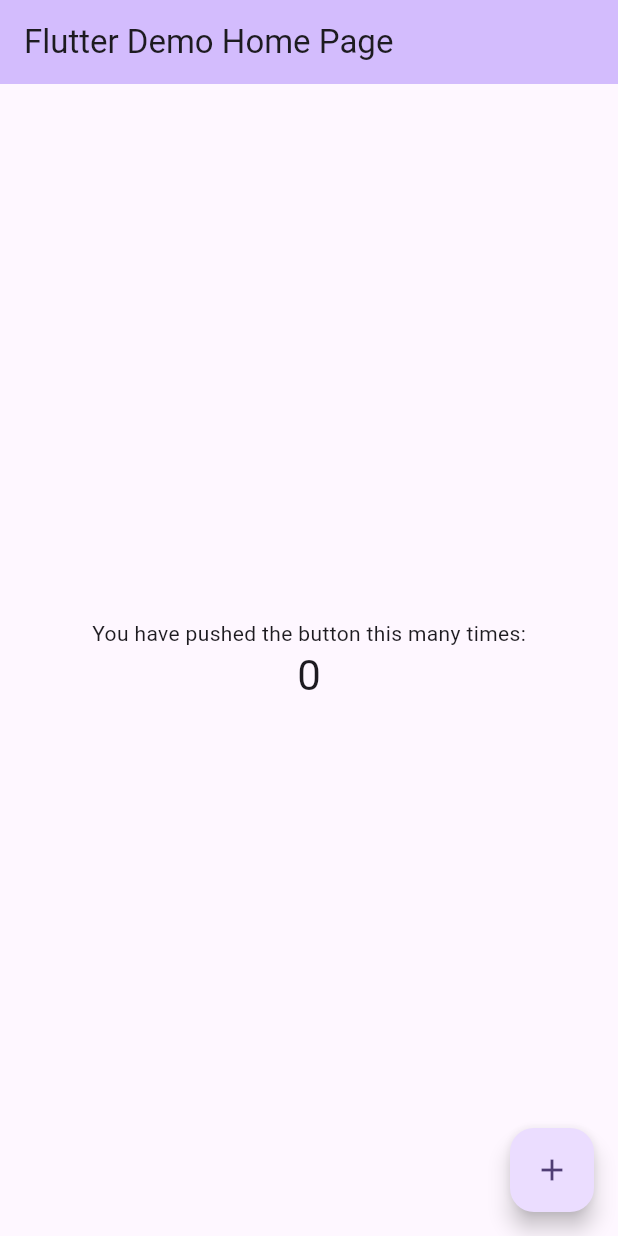
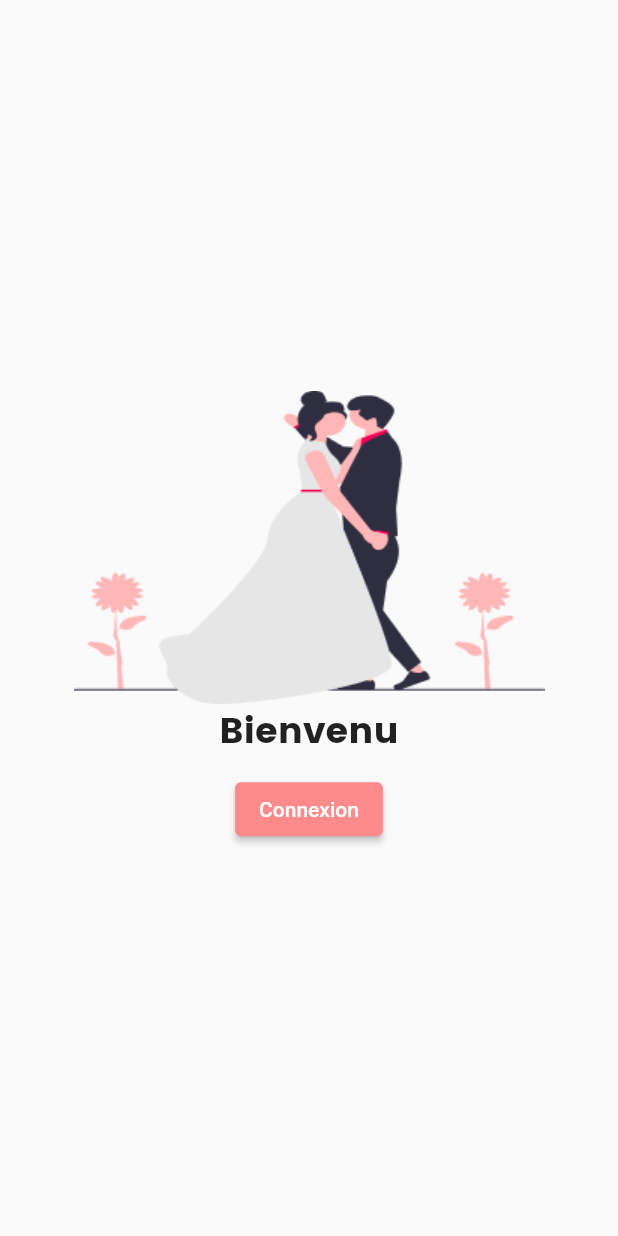
Before and after one commit to maigaib/WeddingYours, a Flutter app: the screen it shows after launch, on a phone screen of 412 x 824 dp. Run offline on Flutter 3.47's test engine with Material 2 defaults, Android fonts, the phone set to English and light mode, and no system bars.

Commit message:
pages commits

```diff
--- a/lib/main.dart
+++ b/lib/main.dart
@@ -1,125 +1,73 @@
+import 'package:app_wedding_yours/pages/accueil.dart';
+import 'package:app_wedding_yours/pages/connexion.dart';
 import 'package:flutter/material.dart';
-
+import 'package:app_wedding_yours/pages/invites.dart';
+import 'package:app_wedding_yours/pages/mariages.dart';
+import 'package:app_wedding_yours/pages/messages.dart';
+import 'package:app_wedding_yours/pages/prestataires.dart';
 void main() {
   runApp(const MyApp());
 }
-
-class MyApp extends StatelessWidget {
+class MyApp extends StatefulWidget {
   const MyApp({super.key});
 
-  // This widget is the root of your application.
+  @override
+  State<MyApp> createState() => _MyAppState();
+}
+
+class _MyAppState extends State<MyApp> {
+  int _currentIndex = 0;
+    setCurrentIndex(int index){
+      setState(() {
+        _currentIndex = index;
+      });
+    }
   @override
   Widget build(BuildContext context) {
     return MaterialApp(
-      title: 'Flutter Demo',
-      theme: ThemeData(
-        // This is the theme of your application.
-        //
-        // TRY THIS: Try running your application with "flutter run". You'll see
-        // the application has a blue toolbar. Then, without quitting the app,
-        // try changing the seedColor in the colorScheme below to Colors.green
-        // and then invoke "hot reload" (save your changes or press the "hot
-        // reload" button in a Flutter-supported IDE, or press "r" if you used
-        // the command line to start the app).
-        //
-        // Notice that the counter didn't reset back to zero; the application
-        // state is not lost during the reload. To reset the state, use hot
-        // restart instead.
-        //
-        // This works for code too, not just values: Most code changes can be
-        // tested with just a hot reload.
-        colorScheme: ColorScheme.fromSeed(seedColor: Colors.deepPurple),
-        useMaterial3: true,
-      ),
-      home: const MyHomePage(title: 'Flutter Demo Home Page'),
+      home: Scaffold(
+        // appBar: AppBar(
+        //   title: Text("Accueil"),
+        // ),
+        body: [
+          Connexion(),
+          Accueil(),
+          Messages(),
+          Mariages(),
+          Invites(),
+          Prestataires()
+        ][_currentIndex],
+        bottomNavigationBar: _currentIndex == 0
+            ? null
+         :BottomNavigationBar(
+            currentIndex: _currentIndex,
+            onTap: (index) => setCurrentIndex(index) ,
+            selectedItemColor: Color.fromRGBO(253, 139, 139, 1),
+            unselectedItemColor: Colors.grey,
+            items: const [
+              BottomNavigationBarItem(
+                icon: Icon(Icons.home),
+                label: 'Accueil'
+              ),
+              BottomNavigationBarItem(
+                icon: Icon(Icons.mail),
+                label: 'Message'
+              ),
+              BottomNavigationBarItem(
+                icon: Icon(Icons.favorite),
+                label: 'Mariage'
+              ),
+              BottomNavigationBarItem(
+                icon: Icon(Icons.list),
+                label: 'Invites'
+              ),
+              BottomNavigationBarItem(
+                icon: Icon(Icons.favorite),
+                label: 'Prestataires'
+              )
+            ]
+            ),
+        ),
     );
   }
 }
-
-class MyHomePage extends StatefulWidget {
-  const MyHomePage({super.key, required this.title});
-
-  // This widget is the home page of your application. It is stateful, meaning
-  // that it has a State object (defined below) that contains fields that affect
-  // how it looks.
-
-  // This class is the configuration for the state. It holds the values (in this
-  // case the title) provided by the parent (in this case the App widget) and
-  // used by the build method of the State. Fields in a Widget subclass are
-  // always marked "final".
-
-  final String title;
-
-  @override
-  State<MyHomePage> createState() => _MyHomePageState();
-}
-
-class _MyHomePageState extends State<MyHomePage> {
-  int _counter = 0;
-
-  void _incrementCounter() {
-    setState(() {
-      // This call to setState tells the Flutter framework that something has
-      // changed in this State, which causes it to rerun the build method below
-      // so that the display can reflect the updated values. If we changed
-      // _counter without calling setState(), then the build method would not be
-      // called again, and so nothing would appear to happen.
-      _counter++;
-    });
-  }
-
-  @override
-  Widget build(BuildContext context) {
-    // This method is rerun every time setState is called, for instance as done
-    // by the _incrementCounter method above.
-    //
-    // The Flutter framework has been optimized to make rerunning build methods
-    // fast, so that you can just rebuild anything that needs updating rather
-    // than having to individually change instances of widgets.
-    return Scaffold(
-      appBar: AppBar(
-        // TRY THIS: Try changing the color here to a specific color (to
-        // Colors.amber, perhaps?) and trigger a hot reload to see the AppBar
-        // change color while the other colors stay the same.
-        backgroundColor: Theme.of(context).colorScheme.inversePrimary,
-        // Here we take the value from the MyHomePage object that was created by
-        // the App.build method, and use it to set our appbar title.
-        title: Text(widget.title),
-      ),
-      body: Center(
-        // Center is a layout widget. It takes a single child and positions it
-        // in the middle of the parent.
-        child: Column(
-          // Column is also a layout widget. It takes a list of children and
-          // arranges them vertically. By default, it sizes itself to fit its
-          // children horizontally, and tries to be as tall as its parent.
-          //
-          // Column has various properties to control how it sizes itself and
-          // how it positions its children. Here we use mainAxisAlignment to
-          // center the children vertically; the main axis here is the vertical
-          // axis because Columns are vertical (the cross axis would be
-          // horizontal).
-          //
-          // TRY THIS: Invoke "debug painting" (choose the "Toggle Debug Paint"
-          // action in the IDE, or press "p" in the console), to see the
-          // wireframe for each widget.
-          mainAxisAlignment: MainAxisAlignment.center,
-          children: <Widget>[
-            const Text(
-              'You have pushed the button this many times:',
-            ),
-            Text(
-              '$_counter',
-              style: Theme.of(context).textTheme.headlineMedium,
-            ),
-          ],
-        ),
-      ),
-      floatingActionButton: FloatingActionButton(
-        onPressed: _incrementCounter,
-        tooltip: 'Increment',
-        child: const Icon(Icons.add),
-      ), // This trailing comma makes auto-formatting nicer for build methods.
-    );
-  }
-}
--- /dev/null
+++ b/lib/pages/accueil.dart
@@ -0,0 +1,56 @@
+
+import 'package:flutter/material.dart';
+
+class Accueil extends StatefulWidget {
+  const Accueil({super.key});
+
+  @override
+  State<Accueil> createState() => _AccueilState();
+}
+
+class _AccueilState extends State<Accueil> {
+
+    final prestataires = [
+      {
+       "type" : "photo",
+       "nom" : "Mali View",
+       "image" : "wedding couple"
+      },
+      {
+       "type" : "photo",
+       "nom" : "Mali View",
+       "image" : "bijoux"
+      }
+    ];
+
+   @override
+  Widget build(BuildContext context) {
+    return MaterialApp(
+      home: Scaffold(
+        appBar: AppBar(
+          title: Text("Accueil"),
+        ),
+        body:
+         Center(
+               child: ListView.builder(
+                  itemCount: prestataires.length,
+                  itemBuilder: (context, index) {
+                    final prestataire = prestataires[index];
+                    final img = prestataire['image'];
+                    final nom = prestataire['nom'];
+
+                  return  Card(
+                        child: ListTile(
+                          leading: Image.asset("assets/images/$img.png"),
+                          title: Text('$nom'),
+                        ),
+                      );
+                  },
+               )
+          ),
+
+        ),
+        );
+
+  }
+}
--- /dev/null
+++ b/lib/pages/connexion.dart
@@ -0,0 +1,50 @@
+import 'package:app_wedding_yours/pages/accueil.dart';
+import 'package:flutter/material.dart';
+class Connexion extends StatefulWidget {
+  const Connexion({super.key});
+
+  @override
+  State<Connexion> createState() => _ConnexionState();
+}
+
+class _ConnexionState extends State<Connexion> {
+  @override
+  Widget build(BuildContext context) {
+    return MaterialApp(
+      home: Scaffold(
+        // appBar: AppBar(
+        //   title: Text("Accueil"),
+        // ),
+        body:  Center(
+          child: Column(
+            mainAxisAlignment: MainAxisAlignment.center,
+            children: [
+              Image.asset("assets/images/wedding couple.png"),
+              const Text("Bienvenu",
+              style: TextStyle(
+                fontSize: 24,
+                fontFamily: 'Poppins',
+              ),
+              ),
+            Padding(padding: EdgeInsets.only(top: 10)),
+            ElevatedButton(
+            style: const ButtonStyle(
+              backgroundColor: MaterialStatePropertyAll(Color.fromRGBO(253, 139, 139, 1))
+            ),
+            onPressed: () {
+              Navigator.push(
+                context,
+                PageRouteBuilder(
+                  pageBuilder: (_,__,___) => Accueil()
+                  )
+                );
+            },
+            child: const Text('Connexion'),
+          ),
+            ],
+          ),
+        ),
+        ),
+    );
+  }
+}
```
Also changed, not shown: lib/pages/invites.dart (added, +14 -0 lines), lib/pages/mariages.dart (added, +14 -0 lines), lib/pages/messages.dart (added, +14 -0 lines), lib/pages/prestataires.dart (added, +14 -0 lines), pubspec.yaml (+10 -22 lines), assets/fonts/Poppins-Bold.ttf (added), assets/fonts/Poppins-Light.ttf (added), assets/fonts/Poppins-Medium.ttf (added), assets/fonts/Poppins-Regular.ttf (added), assets/fonts/Poppins-SemiBold.ttf (added), assets/images/bijoux.png (added), assets/images/hdressing.png (added), assets/images/maliview.png (added), assets/images/wedding couple.png (added).
